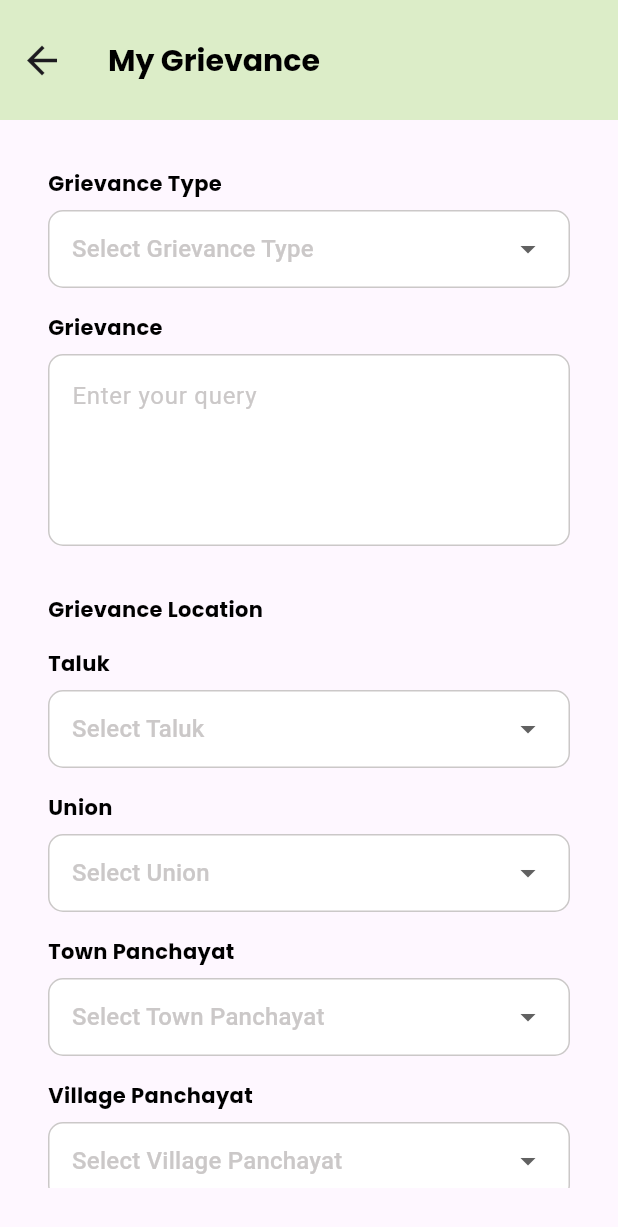
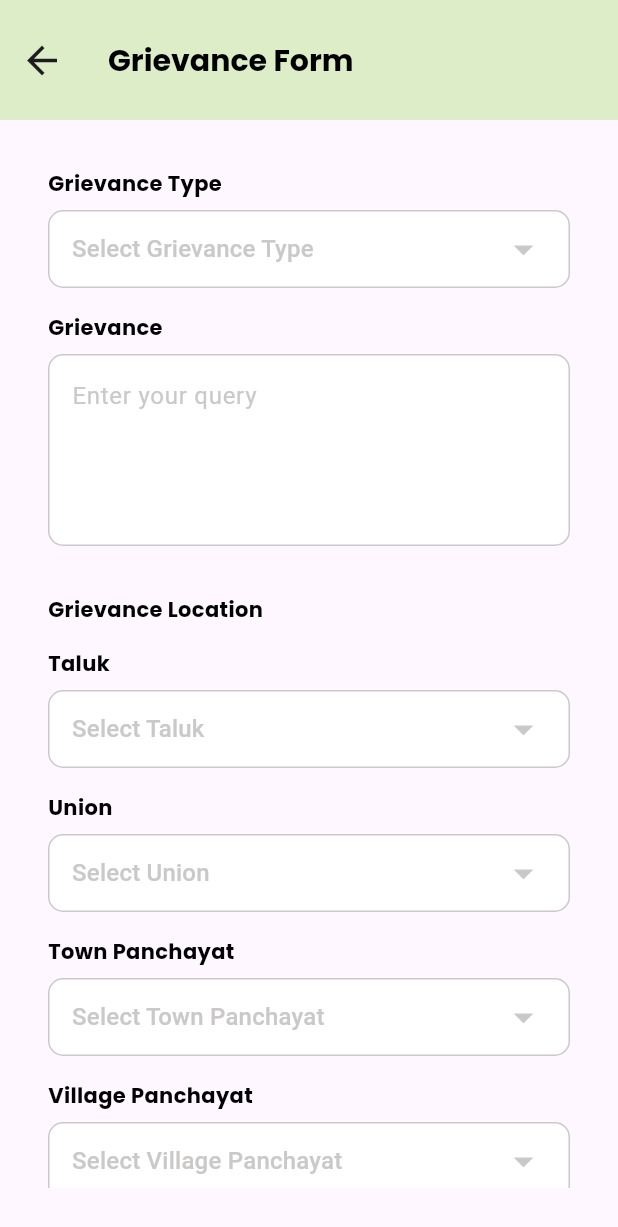
Before and after one commit to MahaStinSoft/PGPFlutterApp, a Flutter app: the GrievanceFormScreen screen opened directly, on a phone screen of 412 x 824 dp. Shown: the top 1227 px of the screen. Run offline on Flutter 3.47's test engine with Material 3 defaults, Android fonts, the light colour scheme and no system bars; our stand-ins replace shared_preferences; accounts and stored records are empty.

Commit message:
updated string and UI changes

```diff
--- a/lib/l10n/intl_en.arb
+++ b/lib/l10n/intl_en.arb
@@ -39,7 +39,7 @@
   "gallery": "Gallery",
   "videos": "Videos",
   "myGrievance": "My Grievance",
-  "noGrievanceToShow": "NO grievance to show",
+  "noGrievanceToShow": "No Grievance to Show",
   "grievanceFormTitle": "Grievance Form",
   "grievanceType": "Grievance Type",
   "selectGrievanceType": "Select Grievance Type",
--- a/lib/l10n/intl_ta.arb
+++ b/lib/l10n/intl_ta.arb
@@ -1,6 +1,6 @@
 {
   "welcomeBack": "மீண்டும் வருக!",
-  "loginGrievance": "உங்கள் முறையீட்டை பகிர்ந்து கொள்ள உள்நுழையவும்!",
+  "loginGrievance": "உங்கள் புகாரைப் பகிர்வதற்காக உள்நுழையவும்!",
   "yourEmail": "உங்கள் மின்னஞ்சல்",
   "password": "கடவுச்சொல்",
   "forgotPassword": "கடவுச்சொல்லை மறந்துவிட்டீர்களா?",
--- a/lib/widgets/grievanceFrom.dart
+++ b/lib/widgets/grievanceFrom.dart
@@ -24,7 +24,7 @@ class _GrievanceFormScreenState extends State<GrievanceFormScreen> {
     return Scaffold(
       appBar: AppBar(
         title: Text(
-          S.of(context).myGrievance,
+          S.of(context).grievanceFormTitle,
           style: AppTextStyles.headerStyle,
         ),
         leading: IconButton(
@@ -162,7 +162,8 @@ class _GrievanceFormScreenState extends State<GrievanceFormScreen> {
               Container(
                 margin: const EdgeInsets.symmetric(horizontal: 10.0),
                 child: Padding(
-                  padding: const EdgeInsets.symmetric(horizontal: 10.0),
+                  padding: const EdgeInsets.symmetric(
+                      horizontal: 10.0, vertical: 10.0),
                   child: SizedBox(
                     width: double.infinity,
                     child: ElevatedButton(
@@ -252,6 +253,12 @@ class _GrievanceFormScreenState extends State<GrievanceFormScreen> {
                       style: TextStyle(color: AppColors.hintTextColor),
                     ),
                   ),
+                  icon: Icon(
+                    Icons.arrow_drop_down,
+                    color: AppColors
+                        .hintTextColor, // Change the color of the dropdown icon
+                    size: 30.0, // Change the size of the dropdown icon
+                  ),
                 ),
               ),
             ),
```
Also changed, not shown: lib/widgets/myGrievance.dart (+24 -18 lines), lib/generated/intl/messages_en.dart, lib/generated/intl/messages_ta.dart, lib/generated/l10n.dart.
